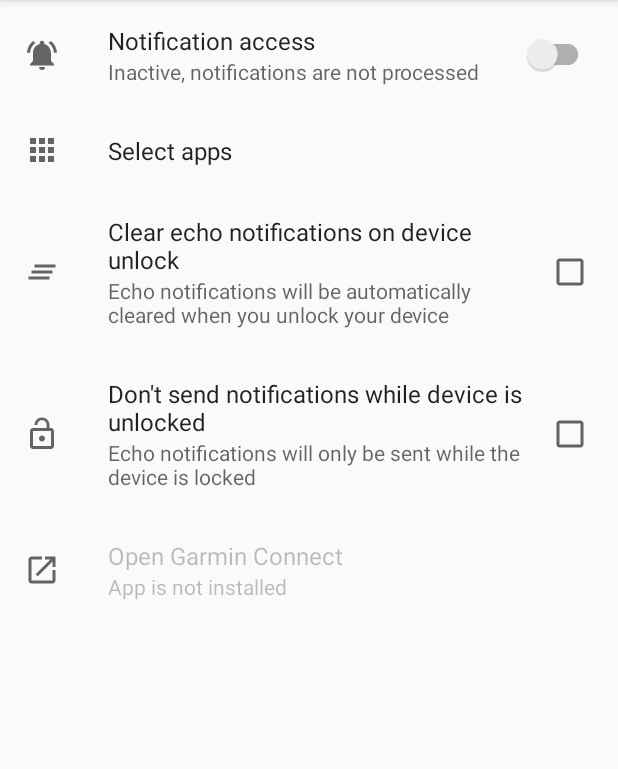
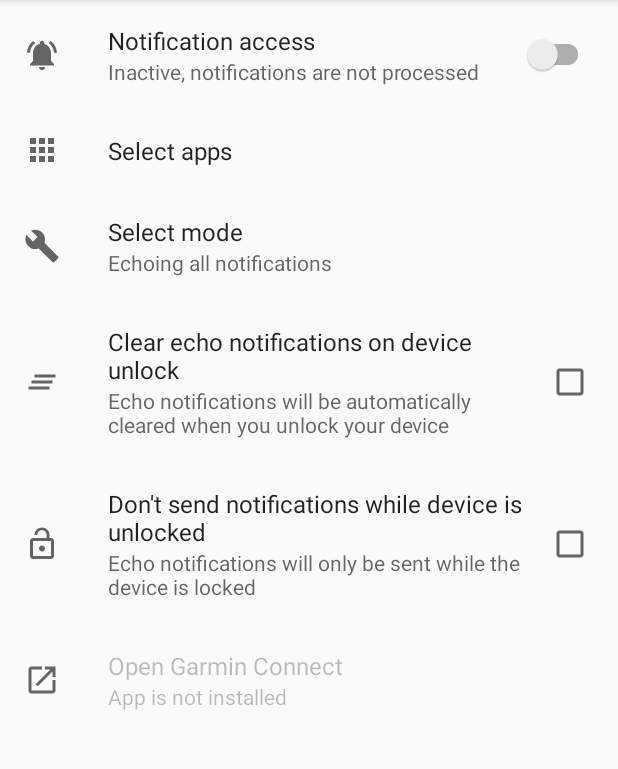
Before and after one commit to SilverTuxedo/Conveyor, an Android app: the screen it shows after launch (MainActivity), on a phone screen of 412 x 824 dp, the part 84-853 px from its top. Run offline under Robolectric (Android 15) with nearby library versions, the phone set to English and light mode, and no system bars; our stand-ins replace androidx.preference; 3 statements that could not run were skipped.

Commit message:
Add modes: filter by notification author count

```diff
--- /dev/null
+++ b/app/src/main/java/com/talmar/conveyor/EchoingMode.java
@@ -0,0 +1,7 @@
+package com.talmar.conveyor;
+
+public enum EchoingMode {
+    ALL,  // All notifications are echoed
+    GROUPS_ONLY,  // Only notifications with 2 or more authors are echoed
+    DIRECT_MESSAGES_ONLY  // Only notifications with 1 or less authors are echoed
+}
--- a/app/src/main/java/com/talmar/conveyor/SettingsFragment.java
+++ b/app/src/main/java/com/talmar/conveyor/SettingsFragment.java
@@ -8,7 +8,9 @@ import android.os.PowerManager;
 import android.provider.Settings;
 import android.util.Pair;
 
+import androidx.annotation.Nullable;
 import androidx.preference.CheckBoxPreference;
+import androidx.preference.DropDownPreference;
 import androidx.preference.MultiSelectListPreference;
 import androidx.preference.Preference;
 import androidx.preference.PreferenceFragmentCompat;
@@ -22,6 +24,7 @@ import java.util.Arrays;
 import java.util.HashSet;
 import java.util.Set;
 import java.util.stream.Collectors;
+import java.util.stream.Stream;
 
 public class SettingsFragment extends PreferenceFragmentCompat {
     private static final String ACTION_NOTIFICATION_LISTENER_SETTINGS = "android.settings.ACTION_NOTIFICATION_LISTENER_SETTINGS";
@@ -43,6 +46,7 @@ public class SettingsFragment extends PreferenceFragmentCompat {
     private MultiSelectListPreference m_selectedAppsPreference;
     private CheckBoxPreference m_clearNotificationsOnUnlockCheckBox;
     private Preference m_openGarminConnectPreference;
+    private DropDownPreference m_modePreference;
 
     @Override
     public void onCreatePreferences(Bundle savedInstanceState, String rootKey) {
@@ -52,11 +56,13 @@ public class SettingsFragment extends PreferenceFragmentCompat {
         m_selectedAppsPreference = findPreference("selected_apps");
         m_clearNotificationsOnUnlockCheckBox = findPreference("clear_notifications_on_unlock");
         m_openGarminConnectPreference = findPreference("open_garmin_connect");
+        m_modePreference = findPreference("mode");
 
         assert null != m_hasNotificationAccessSwitch;
         assert null != m_selectedAppsPreference;
         assert null != m_clearNotificationsOnUnlockCheckBox;
         assert null != m_openGarminConnectPreference;
+        assert null != m_modePreference;
 
         populateAppListPreference(m_selectedAppsPreference);
         pruneUninstalledAppsFromPreference(m_selectedAppsPreference);
@@ -87,6 +93,29 @@ public class SettingsFragment extends PreferenceFragmentCompat {
             m_openGarminConnectPreference.setEnabled(true);
             m_openGarminConnectPreference.setSummary(R.string.garmin_connect_tutorial);
         }
+
+        populateModePreference(m_modePreference);
+        m_modePreference.setSummaryProvider(
+                (Preference.SummaryProvider<DropDownPreference>) preference -> {
+                    EchoingMode mode;
+                    try {
+                        mode = EchoingMode.valueOf(preference.getValue());
+                    } catch (IllegalArgumentException e) {
+                        mode = EchoingMode.ALL;
+                    }
+
+                    int resource = R.string.mode_all_notifications_description;
+                    switch (mode) {
+                        case GROUPS_ONLY:
+                            resource = R.string.mode_groups_only_description;
+                            break;
+                        case DIRECT_MESSAGES_ONLY:
+                            resource = R.string.mode_direct_only_description;
+                            break;
+                    }
+
+                    return getString(resource);
+                });
 
         syncPreferencesToSystemState();
     }
@@ -189,4 +218,17 @@ public class SettingsFragment extends PreferenceFragmentCompat {
         Set<String> filteredValues = preference.getValues().stream().filter(installedApps::contains).collect(Collectors.toSet());
         preference.setValues(filteredValues);
     }
+
+    private void populateModePreference(DropDownPreference preference) {
+        CharSequence[] entries = new CharSequence[3];
+        entries[0] = getString(R.string.mode_all_notifications);
+        entries[1] = getString(R.string.mode_groups_only);
+        entries[2] = getString(R.string.mode_direct_only);
+        preference.setEntryValues(Stream.of(EchoingMode.values()).map(EchoingMode::name).toArray(CharSequence[]::new));
+        preference.setEntries(entries);
+
+        if (preference.getValue() == null) {
+            preference.setValue(EchoingMode.ALL.name());
+        }
+    }
 }
--- a/app/src/main/java/com/talmar/conveyor/services/NotificationService.java
+++ b/app/src/main/java/com/talmar/conveyor/services/NotificationService.java
@@ -16,6 +16,7 @@ import com.talmar.conveyor.BuildConfig;
 import com.talmar.conveyor.NotificationEchoing;
 import com.talmar.conveyor.notificationFilters.CategoryFilter;
 import com.talmar.conveyor.notificationFilters.INotificationFilter;
+import com.talmar.conveyor.notificationFilters.ModeFilter;
 import com.talmar.conveyor.notificationFilters.NullContentFilter;
 import com.talmar.conveyor.notificationFilters.OwnNotificationFilter;
 import com.talmar.conveyor.notificationFilters.SelectedAppsFilter;
@@ -50,7 +51,8 @@ public class NotificationService extends NotificationListenerService {
                 new CategoryFilter(),
                 new NullContentFilter(),
                 new SelectedAppsFilter(sharedPreferences),
-                new UserPresenceFilter(this, sharedPreferences)
+                new UserPresenceFilter(this, sharedPreferences),
+                new ModeFilter(sharedPreferences)
         };
     }
 
--- /dev/null
+++ b/app/src/main/res/drawable/ic_baseline_build_24.xml
@@ -0,0 +1,10 @@
+<vector xmlns:android="http://schemas.android.com/apk/res/android"
+    android:width="24dp"
+    android:height="24dp"
+    android:viewportWidth="24"
+    android:viewportHeight="24"
+    android:tint="?attr/colorControlNormal">
+  <path
+      android:fillColor="@android:color/white"
+      android:pathData="M22.7,19l-9.1,-9.1c0.9,-2.3 0.4,-5 -1.5,-6.9 -2,-2 -5,-2.4 -7.4,-1.3L9,6 6,9 1.6,4.7C0.4,7.1 0.9,10.1 2.9,12.1c1.9,1.9 4.6,2.4 6.9,1.5l9.1,9.1c0.4,0.4 1,0.4 1.4,0l2.3,-2.3c0.5,-0.4 0.5,-1.1 0.1,-1.4z"/>
+</vector>
--- a/app/src/main/res/values/strings.xml
+++ b/app/src/main/res/values/strings.xml
@@ -25,4 +25,11 @@
     <string name="disable_optimization_dialog_message">For this app to work consistently in the background, you must disable battery optimization for it. Please locate this app in the settings and select \"Don\'t optimize\". If your device allows control over app autostart, please enable that as well.</string>
     <string name="disable_optimization_dialog_positive">Open Settings</string>
     <string name="battery_optimization_active_warning">Battery optimization will make this app unreliable.</string>
+    <string name="select_mode_title">Select mode</string>
+    <string name="mode_all_notifications">All notifications</string>
+    <string name="mode_groups_only">Only group messages</string>
+    <string name="mode_direct_only">Only direct messages</string>
+    <string name="mode_all_notifications_description">Echoing all notifications</string>
+    <string name="mode_groups_only_description">Echoing group messages only</string>
+    <string name="mode_direct_only_description">Echoing direct messages only</string>
 </resources>
--- a/app/src/main/res/xml/preferences.xml
+++ b/app/src/main/res/xml/preferences.xml
@@ -15,6 +15,12 @@
         app:key="selected_apps"
         android:icon="@drawable/ic_baseline_apps_24"
         app:title="@string/select_apps_title" />
+
+    <DropDownPreference
+        app:key="mode"
+        android:icon="@drawable/ic_baseline_build_24"
+        app:title="@string/select_mode_title"
+        app:summary="@string/mode_all_notifications_description" />
 
     <CheckBoxPreference
         app:key="clear_notifications_on_unlock"
```
Also changed, not shown: app/src/main/java/com/talmar/conveyor/notificationFilters/ModeFilter.java (added, +68 -0 lines).
